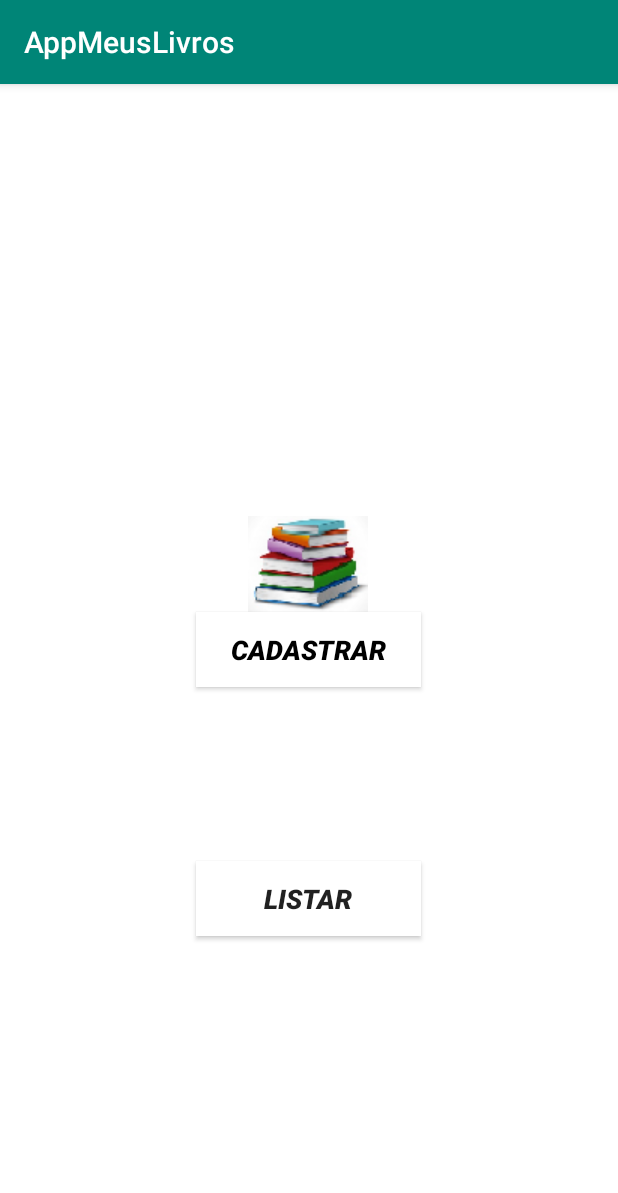
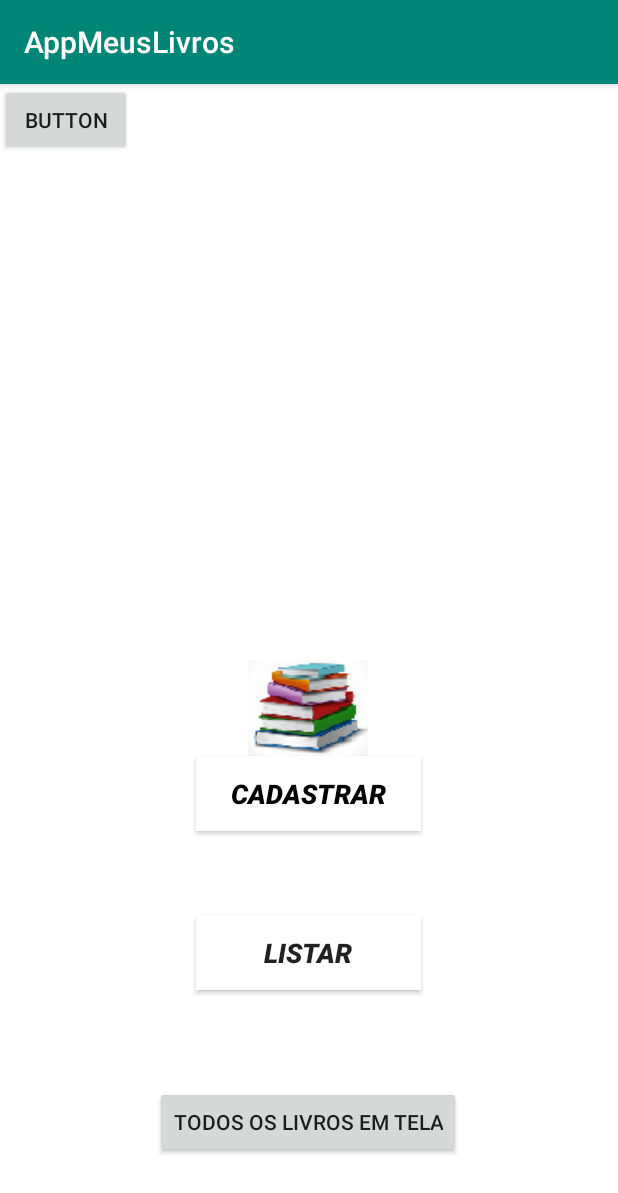
Before and after one commit to OBO13/AppMeusLivros, an Android app: the screen it shows after launch (MainActivity), on a phone screen of 412 x 824 dp. Shown: the top 1193 px of the screen. Run offline under Robolectric (Android 15) with nearby library versions, the phone set to English and light mode, and no system bars.

Commit message:
Implementação do botão todos os livros em tela

```diff
--- a/app/src/main/AndroidManifest.xml
+++ b/app/src/main/AndroidManifest.xml
@@ -9,7 +9,9 @@
         android:roundIcon="@mipmap/ic_launcher_round"
         android:supportsRtl="true"
         android:theme="@style/AppTheme">
-        <activity android:name=".ListaLivros"></activity>
+        <activity android:name=".TodosLivros"></activity>
+        <activity android:name=".Dialogo" />
+        <activity android:name=".ListaLivros" />
         <activity android:name=".CadastrarLivro" />
         <activity android:name=".MainActivity">
             <intent-filter>
--- a/app/src/main/java/com/example/appmeuslivros/LivroDAO.kt
+++ b/app/src/main/java/com/example/appmeuslivros/LivroDAO.kt
@@ -15,7 +15,7 @@ interface LivroDAO {
     fun atualizar(livro: Livro): Int
 
     @Query("SELECT * FROM livro")
-    fun listAll(): Array<Livro>
+    fun listAll(): List<Livro>
 
     @Query("SELECT * FROM livro WHERE id = :id")
     fun findById(id: Long): Livro
--- a/app/src/main/java/com/example/appmeuslivros/MainActivity.kt
+++ b/app/src/main/java/com/example/appmeuslivros/MainActivity.kt
@@ -20,5 +20,11 @@ class MainActivity : AppCompatActivity() {
         btnListar.setOnClickListener {
             startActivity(Intent(this, ListaLivros::class.java))
         }
+
+        btnTodosLivros.setOnClickListener {
+            startActivity(Intent(this, TodosLivros::class.java))
+        }
     }
+
+
 }
--- a/app/src/main/res/layout/activity_main.xml
+++ b/app/src/main/res/layout/activity_main.xml
@@ -12,7 +12,7 @@
         style="@style/Widget.AppCompat.Button"
         android:layout_width="150dp"
         android:layout_height="50dp"
-        android:layout_marginBottom="116dp"
+        android:layout_marginBottom="56dp"
         android:background="#FFFFFF"
         android:onClick="CadastrarLivro"
         android:text="Cadastrar"
@@ -29,13 +29,13 @@
         style="@style/Widget.AppCompat.Button"
         android:layout_width="150dp"
         android:layout_height="50dp"
-        android:layout_marginBottom="200dp"
+        android:layout_marginBottom="64dp"
         android:background="#FFFFFF"
         android:onClick="ListarLivro"
         android:text="Listar"
         android:textSize="18sp"
         android:textStyle="bold|italic"
-        app:layout_constraintBottom_toBottomOf="parent"
+        app:layout_constraintBottom_toTopOf="@+id/btnTodosLivros"
         app:layout_constraintEnd_toEndOf="parent"
         app:layout_constraintHorizontal_bias="0.498"
         app:layout_constraintStart_toStartOf="parent" />
@@ -51,4 +51,23 @@
         app:layout_constraintTop_toTopOf="parent"
         app:layout_constraintVertical_bias="1.0"
         app:srcCompat="@drawable/imglivros" />
+
+    <Button
+        android:id="@+id/btnTodosLivros"
+        android:layout_width="wrap_content"
+        android:layout_height="wrap_content"
+        android:layout_marginBottom="52dp"
+        android:text="Todos os Livros em tela"
+        app:layout_constraintBottom_toBottomOf="parent"
+        app:layout_constraintEnd_toEndOf="parent"
+        app:layout_constraintHorizontal_bias="0.497"
+        app:layout_constraintStart_toStartOf="parent" />
+
+    <Button
+        android:id="@+id/button"
+        android:layout_width="wrap_content"
+        android:layout_height="wrap_content"
+        android:text="Button"
+        tools:layout_editor_absoluteX="28dp"
+        tools:layout_editor_absoluteY="75dp" />
 </androidx.constraintlayout.widget.ConstraintLayout>
```
Also changed, not shown: app/src/main/java/com/example/appmeuslivros/ListaLivros.kt (+79 -51 lines), app/src/main/java/com/example/appmeuslivros/LivroAdapter.kt (added, +40 -0 lines), app/src/main/java/com/example/appmeuslivros/TodosLivros.kt (added, +41 -0 lines), app/src/main/res/layout/activity_lista_livros.xml (+15 -2 lines), app/src/main/res/layout/activity_todos_livros.xml (added, +12 -0 lines), app/src/main/res/layout/listagemlivros.xml (added, +20 -0 lines).
